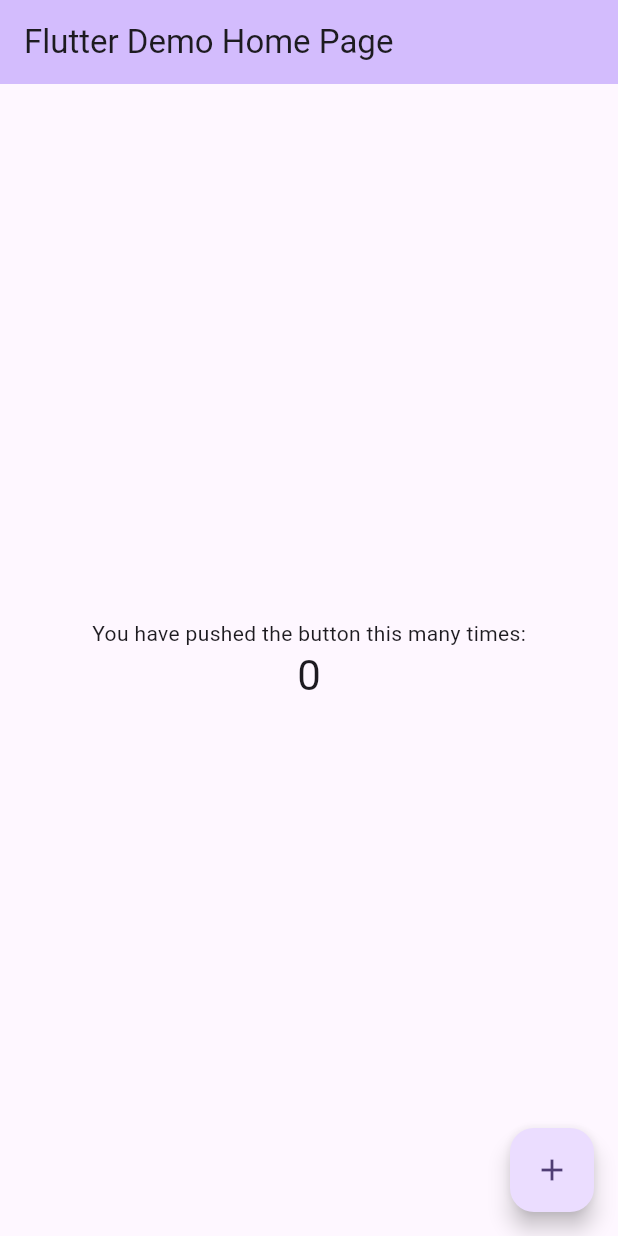
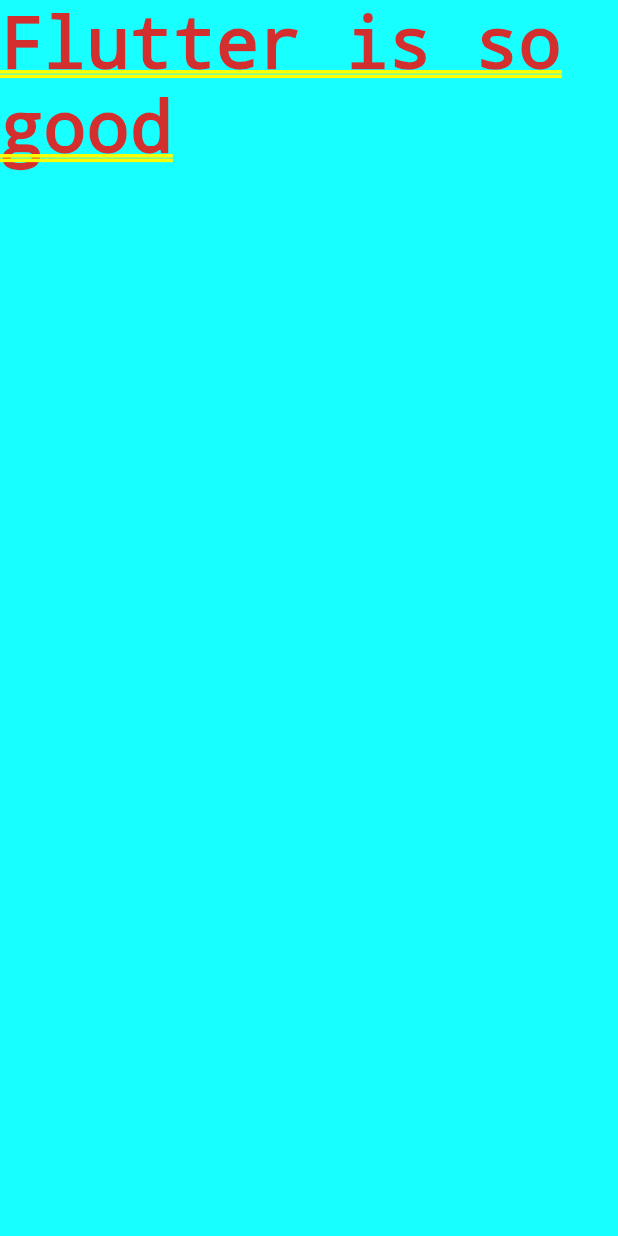
Before and after one commit to CoderSid007/Learning-Flutter, a Flutter app: the screen it shows after launch, on a phone screen of 412 x 824 dp. Run offline on Flutter 3.47's test engine with Material 2 defaults, Android fonts, the phone set to English and light mode, and no system bars.

Commit message:
1st learning commit

```diff
--- a/lib/main.dart
+++ b/lib/main.dart
@@ -1,125 +1,22 @@
 import 'package:flutter/material.dart';
 
-void main() {
-  runApp(const MyApp());
+void main()
+{
+  runApp(MaterialApp(
+    home: HomePage(),
+  )
+
+  );
 }
 
-class MyApp extends StatelessWidget {
-  const MyApp({super.key});
+class HomePage extends StatelessWidget {
+  const HomePage({super.key});
 
-  // This widget is the root of your application.
   @override
   Widget build(BuildContext context) {
-    return MaterialApp(
-      title: 'Flutter Demo',
-      theme: ThemeData(
-        // This is the theme of your application.
-        //
-        // TRY THIS: Try running your application with "flutter run". You'll see
-        // the application has a blue toolbar. Then, without quitting the app,
-        // try changing the seedColor in the colorScheme below to Colors.green
-        // and then invoke "hot reload" (save your changes or press the "hot
-        // reload" button in a Flutter-supported IDE, or press "r" if you used
-        // the command line to start the app).
-        //
-        // Notice that the counter didn't reset back to zero; the application
-        // state is not lost during the reload. To reset the state, use hot
-        // restart instead.
-        //
-        // This works for code too, not just values: Most code changes can be
-        // tested with just a hot reload.
-        colorScheme: ColorScheme.fromSeed(seedColor: Colors.deepPurple),
-        useMaterial3: true,
-      ),
-      home: const MyHomePage(title: 'Flutter Demo Home Page'),
+    return Container(
+      color: Colors.cyanAccent,
+      child: Text("Flutter is so good")
     );
   }
 }
-
-class MyHomePage extends StatefulWidget {
-  const MyHomePage({super.key, required this.title});
-
-  // This widget is the home page of your application. It is stateful, meaning
-  // that it has a State object (defined below) that contains fields that affect
-  // how it looks.
-
-  // This class is the configuration for the state. It holds the values (in this
-  // case the title) provided by the parent (in this case the App widget) and
-  // used by the build method of the State. Fields in a Widget subclass are
-  // always marked "final".
-
-  final String title;
-
-  @override
-  State<MyHomePage> createState() => _MyHomePageState();
-}
-
-class _MyHomePageState extends State<MyHomePage> {
-  int _counter = 0;
-
-  void _incrementCounter() {
-    setState(() {
-      // This call to setState tells the Flutter framework that something has
-      // changed in this State, which causes it to rerun the build method below
-      // so that the display can reflect the updated values. If we changed
-      // _counter without calling setState(), then the build method would not be
-      // called again, and so nothing would appear to happen.
-      _counter++;
-    });
-  }
-
-  @override
-  Widget build(BuildContext context) {
-    // This method is rerun every time setState is called, for instance as done
-    // by the _incrementCounter method above.
-    //
-    // The Flutter framework has been optimized to make rerunning build methods
-    // fast, so that you can just rebuild anything that needs updating rather
-    // than having to individually change instances of widgets.
-    return Scaffold(
-      appBar: AppBar(
-        // TRY THIS: Try changing the color here to a specific color (to
-        // Colors.amber, perhaps?) and trigger a hot reload to see the AppBar
-        // change color while the other colors stay the same.
-        backgroundColor: Theme.of(context).colorScheme.inversePrimary,
-        // Here we take the value from the MyHomePage object that was created by
-        // the App.build method, and use it to set our appbar title.
-        title: Text(widget.title),
-      ),
-      body: Center(
-        // Center is a layout widget. It takes a single child and positions it
-        // in the middle of the parent.
-        child: Column(
-          // Column is also a layout widget. It takes a list of children and
-          // arranges them vertically. By default, it sizes itself to fit its
-          // children horizontally, and tries to be as tall as its parent.
-          //
-          // Column has various properties to control how it sizes itself and
-          // how it positions its children. Here we use mainAxisAlignment to
-          // center the children vertically; the main axis here is the vertical
-          // axis because Columns are vertical (the cross axis would be
-          // horizontal).
-          //
-          // TRY THIS: Invoke "debug painting" (choose the "Toggle Debug Paint"
-          // action in the IDE, or press "p" in the console), to see the
-          // wireframe for each widget.
-          mainAxisAlignment: MainAxisAlignment.center,
-          children: <Widget>[
-            const Text(
-              'You have pushed the button this many times:',
-            ),
-            Text(
-              '$_counter',
-              style: Theme.of(context).textTheme.headlineMedium,
-            ),
-          ],
-        ),
-      ),
-      floatingActionButton: FloatingActionButton(
-        onPressed: _incrementCounter,
-        tooltip: 'Increment',
-        child: const Icon(Icons.add),
-      ), // This trailing comma makes auto-formatting nicer for build methods.
-    );
-  }
-}
```
